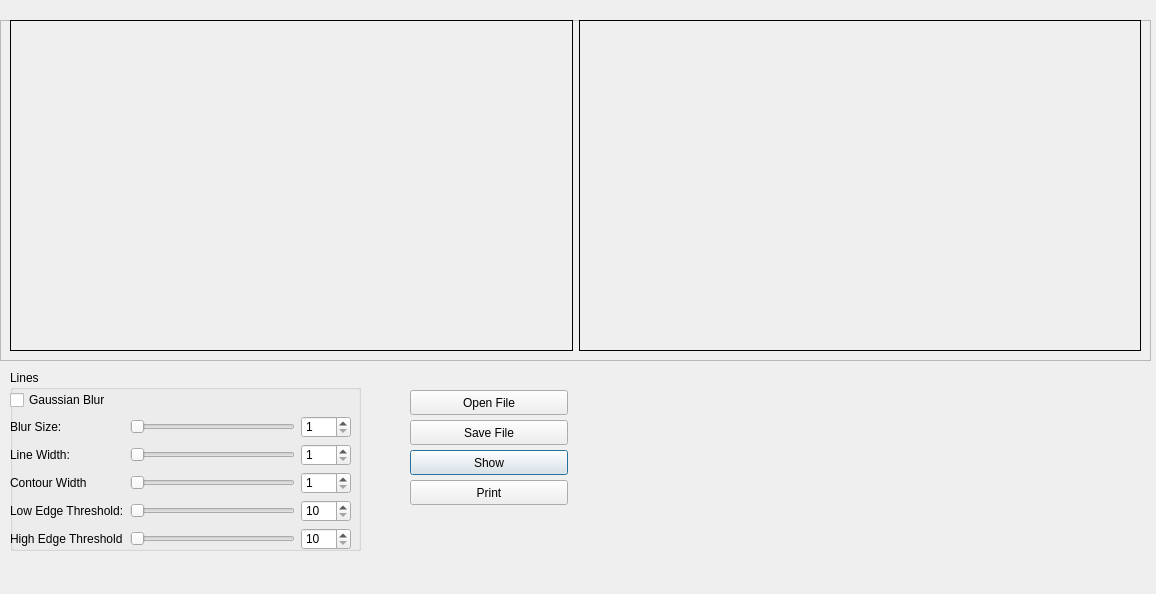
Above: dialog.ui from cpetra/Decolorizer before the change. Below: the same form after it.
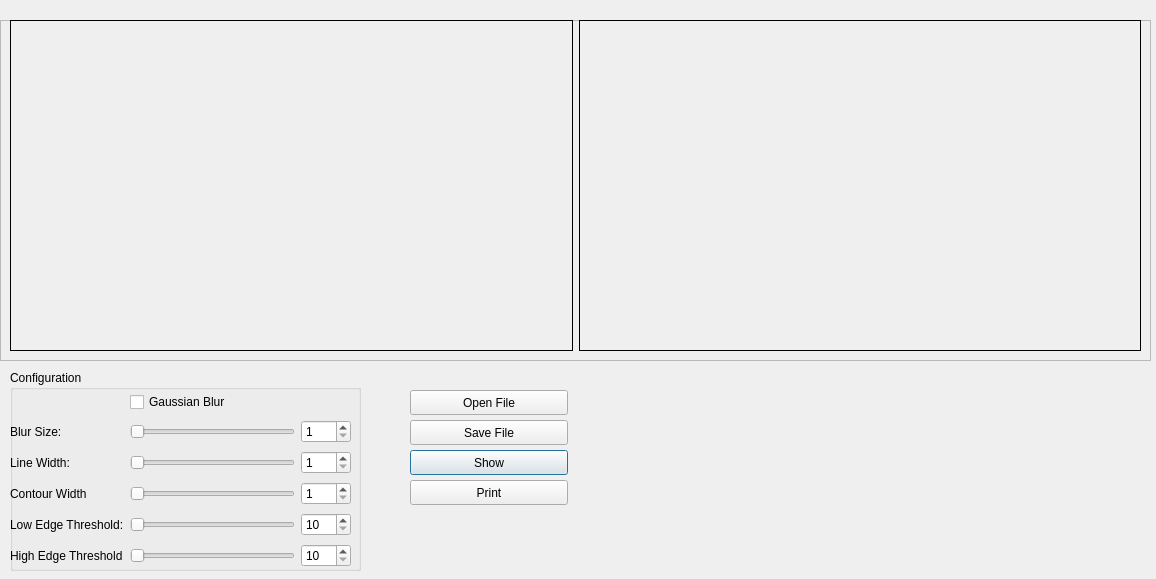
That is the form after the change.

```diff
--- a/dialog.ui
+++ b/dialog.ui
@@ -7,7 +7,7 @@
     <x>0</x>
     <y>0</y>
     <width>1156</width>
-    <height>594</height>
+    <height>579</height>
    </rect>
   </property>
   <property name="windowTitle">
@@ -125,11 +125,11 @@
      <x>10</x>
      <y>370</y>
      <width>351</width>
-     <height>181</height>
+     <height>201</height>
     </rect>
    </property>
    <property name="title">
-    <string>Lines</string>
+    <string>Configuration</string>
    </property>
    <widget class="QWidget" name="gridLayoutWidget_3">
     <property name="geometry">
@@ -137,28 +137,41 @@
       <x>0</x>
       <y>20</y>
       <width>341</width>
-      <height>161</height>
+      <height>185</height>
      </rect>
     </property>
     <layout class="QGridLayout" name="gridLayout_3">
-     <item row="2" column="2">
-      <widget class="QSpinBox" name="spinBox_2">
-       <property name="minimumSize">
-        <size>
-         <width>40</width>
-         <height>0</height>
-        </size>
-       </property>
+     <item row="3" column="1">
+      <widget class="QSlider" name="hs_line_width">
        <property name="minimum">
         <number>1</number>
        </property>
        <property name="maximum">
         <number>5</number>
        </property>
+       <property name="orientation">
+        <enum>Qt::Horizontal</enum>
+       </property>
       </widget>
      </item>
      <item row="4" column="2">
-      <widget class="QSpinBox" name="spinBox_4">
+      <widget class="QSpinBox" name="spinBox_3">
+       <property name="minimumSize">
+        <size>
+         <width>40</width>
+         <height>0</height>
+        </size>
+       </property>
+       <property name="minimum">
+        <number>1</number>
+       </property>
+       <property name="maximum">
+        <number>5</number>
+       </property>
+      </widget>
+     </item>
+     <item row="9" column="2">
+      <widget class="QSpinBox" name="spinBox_5">
        <property name="minimumSize">
         <size>
          <width>50</width>
@@ -173,7 +186,37 @@
        </property>
       </widget>
      </item>
-     <item row="1" column="2">
+     <item row="9" column="1">
+      <widget class="QSlider" name="hs_high_edge">
+       <property name="minimum">
+        <number>10</number>
+       </property>
+       <property name="maximum">
+        <number>250</number>
+       </property>
+       <property name="singleStep">
+        <number>10</number>
+       </property>
+       <property name="orientation">
+        <enum>Qt::Horizontal</enum>
+       </property>
+      </widget>
+     </item>
+     <item row="2" column="0">
+      <widget class="QLabel" name="label">
+       <property name="text">
+        <string>Blur Size:</string>
+       </property>
+      </widget>
+     </item>
+     <item row="9" column="0">
+      <widget class="QLabel" name="label_4">
+       <property name="text">
+        <string>High Edge Threshold</string>
+       </property>
+      </widget>
+     </item>
+     <item row="2" column="2">
       <widget class="QSpinBox" name="spinBox">
        <property name="minimumSize">
         <size>
@@ -189,27 +232,14 @@
        </property>
       </widget>
      </item>
-     <item row="2" column="1">
-      <widget class="QSlider" name="hs_line_width">
-       <property name="minimum">
-        <number>1</number>
-       </property>
-       <property name="maximum">
-        <number>5</number>
-       </property>
-       <property name="orientation">
-        <enum>Qt::Horizontal</enum>
-       </property>
-      </widget>
-     </item>
-     <item row="4" column="0">
+     <item row="5" column="0">
       <widget class="QLabel" name="label_5">
        <property name="text">
         <string>Low Edge Threshold:</string>
        </property>
       </widget>
      </item>
-     <item row="1" column="1">
+     <item row="2" column="1">
       <widget class="QSlider" name="hs_blursize">
        <property name="minimum">
         <number>1</number>
@@ -222,24 +252,8 @@
        </property>
       </widget>
      </item>
-     <item row="8" column="1">
-      <widget class="QSlider" name="hs_high_edge">
-       <property name="minimum">
-        <number>10</number>
-       </property>
-       <property name="maximum">
-        <number>250</number>
-       </property>
-       <property name="singleStep">
-        <number>10</number>
-       </property>
-       <property name="orientation">
-        <enum>Qt::Horizontal</enum>
-       </property>
-      </widget>
-     </item>
-     <item row="8" column="2">
-      <widget class="QSpinBox" name="spinBox_5">
+     <item row="5" column="2">
+      <widget class="QSpinBox" name="spinBox_4">
        <property name="minimumSize">
         <size>
          <width>50</width>
@@ -254,27 +268,30 @@
        </property>
       </widget>
      </item>
-     <item row="3" column="1">
-      <widget class="QSlider" name="hs_contour_width">
+     <item row="3" column="2">
+      <widget class="QSpinBox" name="spinBox_2">
+       <property name="minimumSize">
+        <size>
+         <width>40</width>
+         <height>0</height>
+        </size>
+       </property>
        <property name="minimum">
         <number>1</number>
        </property>
        <property name="maximum">
         <number>5</number>
        </property>
-       <property name="orientation">
-        <enum>Qt::Horizontal</enum>
-       </property>
       </widget>
      </item>
-     <item row="8" column="0">
-      <widget class="QLabel" name="label_4">
+     <item row="4" column="0">
+      <widget class="QLabel" name="label_3">
        <property name="text">
-        <string>High Edge Threshold</string>
+        <string>Contour Width</string>
        </property>
       </widget>
      </item>
-     <item row="4" column="1">
+     <item row="5" column="1">
       <widget class="QSlider" name="hs_low_edge">
        <property name="minimum">
         <number>10</number>
@@ -296,44 +313,27 @@
        </property>
       </widget>
      </item>
-     <item row="2" column="0">
+     <item row="3" column="0">
       <widget class="QLabel" name="label_2">
        <property name="text">
         <string>Line Width:</string>
        </property>
       </widget>
      </item>
-     <item row="3" column="2">
-      <widget class="QSpinBox" name="spinBox_3">
-       <property name="minimumSize">
-        <size>
-         <width>40</width>
-         <height>0</height>
-        </size>
-       </property>
+     <item row="4" column="1">
+      <widget class="QSlider" name="hs_contour_width">
        <property name="minimum">
         <number>1</number>
        </property>
        <property name="maximum">
         <number>5</number>
        </property>
-      </widget>
-     </item>
-     <item row="3" column="0">
-      <widget class="QLabel" name="label_3">
-       <property name="text">
-        <string>Contour Width</string>
+       <property name="orientation">
+        <enum>Qt::Horizontal</enum>
        </property>
       </widget>
      </item>
-     <item row="1" column="0">
-      <widget class="QLabel" name="label">
-       <property name="text">
-        <string>Blur Size:</string>
-       </property>
-      </widget>
-     </item>
-     <item row="0" column="0">
+     <item row="1" column="1">
       <widget class="QCheckBox" name="cb_gaussian">
        <property name="text">
         <string>Gaussian Blur</string>
```
